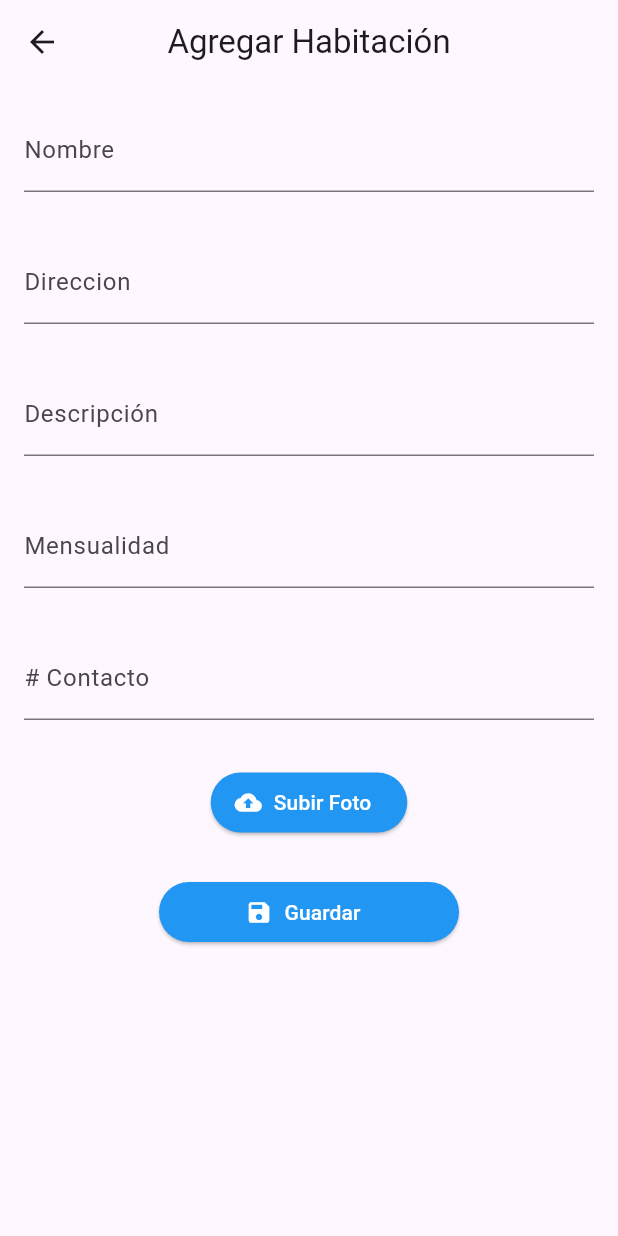
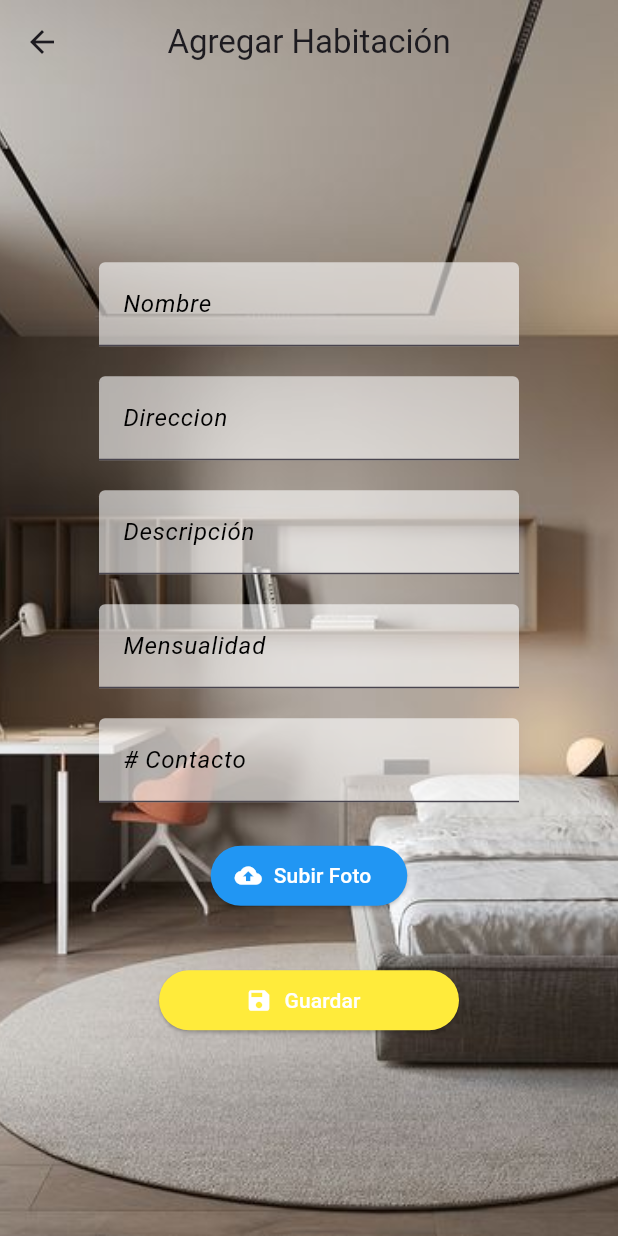
Before and after one commit to luisDSotoE/proyecto_pensionado, a Flutter app: the Editaragregarhabiatcion screen opened by its route, on a phone screen of 412 x 824 dp. Run offline on Flutter 3.47's test engine with Material 2 defaults, Android fonts, the phone set to English and light mode, and no system bars; our stand-ins replace cloud_firestore, firebase_auth, firebase_core, firebase_storage, get, get_storage and 3 more; accounts and stored records are empty.

Commit message:
Ventana de agregar habitacion y soporte lista

```diff
--- a/lib/ui/pages/habitacion/agregarhabitacion.dart
+++ b/lib/ui/pages/habitacion/agregarhabitacion.dart
@@ -8,6 +8,7 @@ import 'package:proyecto_pension2/domain/controllers/habitacion_controller.dart'
 import 'package:proyecto_pension2/domain/models/habitacion.dart';
 import 'package:proyecto_pension2/ui/pages/Login/iniciosesion.dart';
 import 'package:proyecto_pension2/ui/pages/Widgets/textinput.dart';
+import 'package:proyecto_pension2/ui/pages/Widgets/widgetCajaTexto.dart';
 
 class Editaragregarhabiatcion extends StatelessWidget {
   const Editaragregarhabiatcion({super.key});
@@ -17,7 +18,7 @@ class Editaragregarhabiatcion extends StatelessWidget {
     final Habitacion? servicio = Get.arguments as Habitacion?;
     return Scaffold(
       //extendBody: true,
-      extendBodyBehindAppBar: false,
+      extendBodyBehindAppBar: true,
       appBar: AppBar(
         backgroundColor: Colors.transparent,
         title:
@@ -28,13 +29,12 @@ class Editaragregarhabiatcion extends StatelessWidget {
         decoration: const BoxDecoration(
             image: DecorationImage(
                 image: AssetImage("assets/image/HabitacionRegistrar.jpg"),
-            fit: BoxFit.cover)
-        ),
+                fit: BoxFit.cover)),
         child: Column(
           children: [
-            Expanded(
-              child: EditServicioForm(servicio: servicio),
-            ),
+            EditServicioForm(
+              servicio: servicio,
+            )
           ],
         ),
       ),
@@ -93,32 +93,34 @@ class _EditServicioFormState extends State<EditServicioForm> {
     if (savingServicio) {
       return const Center(child: CircularProgressIndicator());
     }
-    return Scaffold(
-      body: SingleChildScrollView(
-        child: Container(
-          decoration: const BoxDecoration(),
+    return Expanded(
+      child: SingleChildScrollView(
+        child: Center(
+          child: Padding(
+            padding: EdgeInsets.symmetric(
+            vertical: MediaQuery.of(context).size.height * 0.20),
             child: Column(
               children: [
-              IngresarDatos(
+                CajaTexto(
                     controller: nombreController,
                     tipo: TextInputType.text,
-                  texto: 'Nombre'),
-              IngresarDatos(
+                    titulo: 'Nombre'),
+                CajaTexto(
                     controller: direccionController,
                     tipo: TextInputType.text,
-                  texto: 'Direccion'),
-              IngresarDatos(
+                    titulo: 'Direccion'),
+                CajaTexto(
                     controller: descripcionController,
                     tipo: TextInputType.text,
-                  texto: 'Descripción'),
-              IngresarDatos(
+                    titulo: 'Descripción'),
+                CajaTexto(
                     controller: mensualidadController,
                     tipo: const TextInputType.numberWithOptions(decimal: true),
-                  texto: 'Mensualidad'),
-              IngresarDatos(
+                    titulo: 'Mensualidad'),
+                CajaTexto(
                     controller: celularController,
                     tipo: TextInputType.number,
-                  texto: '# Contacto'),
+                    titulo: '# Contacto'),
                 const SizedBox(
                   height: 15,
                 ),
@@ -150,7 +152,7 @@ class _EditServicioFormState extends State<EditServicioForm> {
                           MaterialStateProperty.all<Color>(Colors.blue)),
                 ),
                 const SizedBox(
-                height: 25,
+                  height: 35,
                 ),
                 SizedBox(
                   width: 200,
@@ -173,14 +175,21 @@ class _EditServicioFormState extends State<EditServicioForm> {
                         Navigator.pop(context);
                       }
                     },
-                  icon: const Icon(Icons.save, color: Colors.white,),
-                  label: const Text("Guardar",style: TextStyle(color: Colors.white),),
+                    icon: const Icon(
+                      Icons.save,
+                      color: Colors.white,
+                    ),
+                    label: const Text(
+                      "Guardar",
+                      style: TextStyle(color: Colors.white),
+                    ),
                     style: ButtonStyle(
                         backgroundColor:
-                        MaterialStateProperty.all<Color>(Colors.blue)),
+                            MaterialStateProperty.all<Color>(Colors.yellow)),
                   ),
                 ),
               ],
+            ),
           ),
         ),
       ),
```
Also changed, not shown: lib/ui/pages/Home/homeSoporte.dart (+14 -3 lines), lib/ui/pages/Home/perfil.dart (+7 -3 lines). Lines whose indentation alone changed are shown as unchanged.
